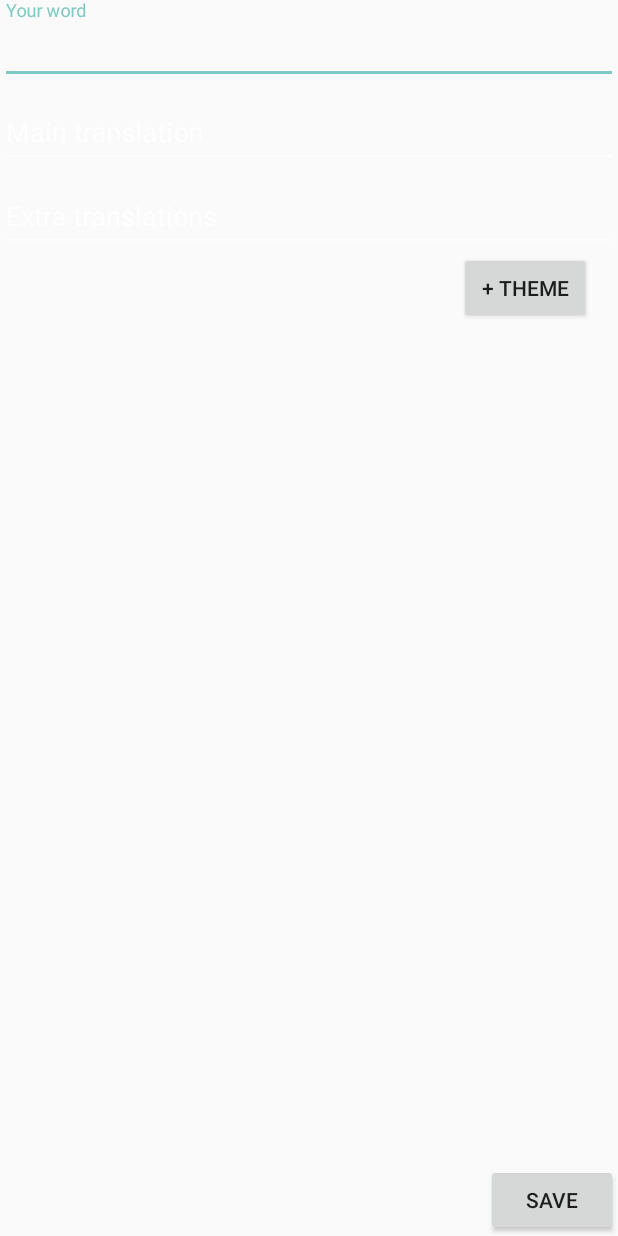
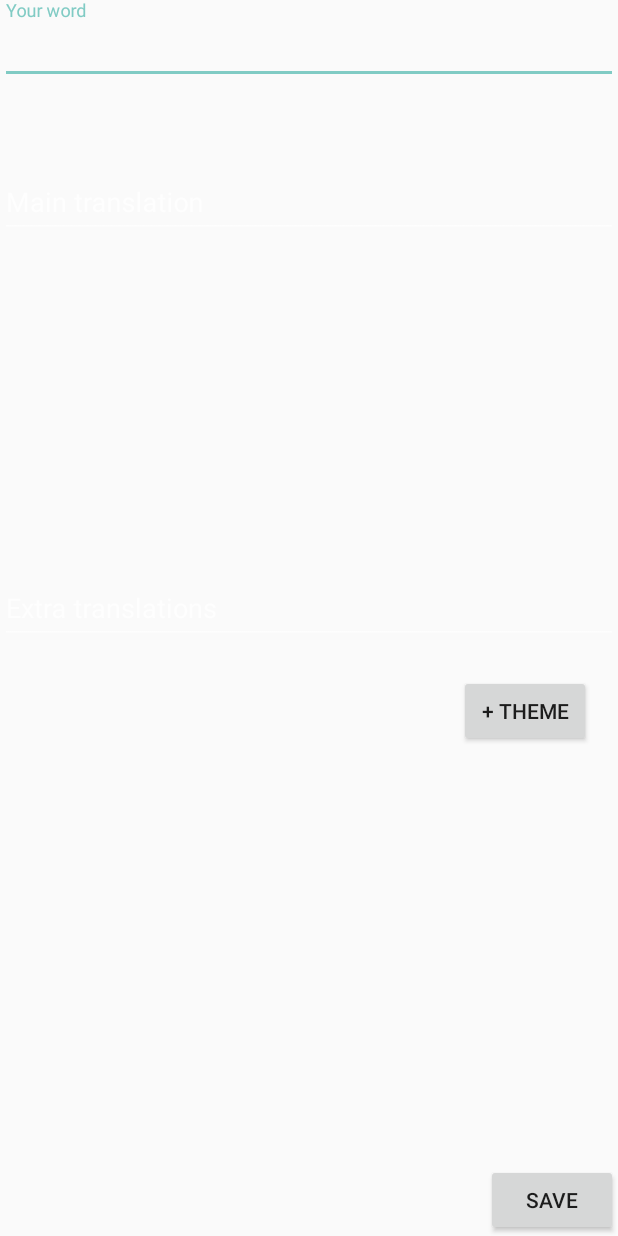
Before and after one commit to Fedannie/Java_Project, an Android app: the layout pop_up_add_word.xml on its own in the app's theme, with its tools: preview values and no code run, on a phone screen of 412 x 824 dp. Run offline under Robolectric (Android 15) with nearby library versions, the phone set to English and light mode, and no system bars.

Commit message:
Added errors to TextInputLayout
Added errors to TextInputLayout in popUp addNewWord activity

```diff
--- a/app/src/main/res/layout/pop_up_add_word.xml
+++ b/app/src/main/res/layout/pop_up_add_word.xml
@@ -1,5 +1,6 @@
 <?xml version="1.0" encoding="utf-8"?>
 <RelativeLayout xmlns:android="http://schemas.android.com/apk/res/android"
+    xmlns:app="http://schemas.android.com/apk/res-auto"
     android:orientation="vertical" android:layout_width="match_parent"
     android:layout_height="match_parent">
     <android.support.design.widget.TextInputLayout
@@ -7,6 +8,7 @@
         android:layout_height="wrap_content"
         android:id="@+id/wordinput"
         android:theme="@style/Theme.AppCompat"
+        app:errorEnabled="true"
         android:animateLayoutChanges="true">
 
         <EditText
@@ -14,36 +16,6 @@
             android:layout_height="wrap_content"
             android:id="@+id/wordET"
             android:hint="Your word" />
-    </android.support.design.widget.TextInputLayout>
-
-    <android.support.design.widget.TextInputLayout
-        android:layout_width="match_parent"
-        android:id="@+id/translationinput"
-        android:layout_height="wrap_content"
-        android:layout_below="@+id/wordinput"
-        android:theme="@style/Theme.AppCompat"
-        android:animateLayoutChanges="true">
-
-        <EditText
-            android:layout_width="match_parent"
-            android:layout_height="wrap_content"
-            android:id="@+id/translationET"
-            android:hint="Main translation" />
-    </android.support.design.widget.TextInputLayout>
-
-    <android.support.design.widget.TextInputLayout
-        android:layout_width="match_parent"
-        android:layout_height="wrap_content"
-        android:layout_below="@+id/translationinput"
-        android:id="@+id/extratranslationsinput"
-        android:theme="@style/Theme.AppCompat"
-        android:animateLayoutChanges="true">
-
-        <EditText
-            android:layout_width="match_parent"
-            android:layout_height="wrap_content"
-            android:id="@+id/extratranslationsET"
-            android:hint="Extra translations" />
     </android.support.design.widget.TextInputLayout>
 
     <Button
@@ -66,5 +38,42 @@
         android:layout_alignParentEnd="true"
         android:id="@+id/saveWord" />
 
+    <android.support.design.widget.TextInputLayout
+        android:layout_width="match_parent"
+        android:id="@+id/translationinput"
+        android:layout_height="wrap_content"
+        android:theme="@style/Theme.AppCompat"
+        app:errorEnabled="true"
+        android:animateLayoutChanges="true"
+        android:layout_below="@+id/wordinput"
+        android:layout_alignParentLeft="true"
+        android:layout_alignParentStart="true"
+        android:layout_marginTop="26dp">
+
+        <EditText
+            android:layout_width="match_parent"
+            android:layout_height="wrap_content"
+            android:id="@+id/translationET"
+            android:hint="Main translation" />
+    </android.support.design.widget.TextInputLayout>
+
+    <android.support.design.widget.TextInputLayout
+        android:layout_width="match_parent"
+        android:layout_height="wrap_content"
+        android:id="@+id/extratranslationsinput"
+        android:theme="@style/Theme.AppCompat"
+        app:errorEnabled="true"
+        android:animateLayoutChanges="true"
+        android:layout_centerVertical="true"
+        android:layout_alignParentLeft="true"
+        android:layout_alignParentStart="true">
+
+        <EditText
+            android:layout_width="match_parent"
+            android:layout_height="wrap_content"
+            android:id="@+id/extratranslationsET"
+            android:hint="Extra translations" />
+    </android.support.design.widget.TextInputLayout>
+
 
 </RelativeLayout>
```
Also changed, not shown: app/src/main/java/project/fedorova/polyglotte/PopUpAddNewWord.java (+55 -23 lines).
